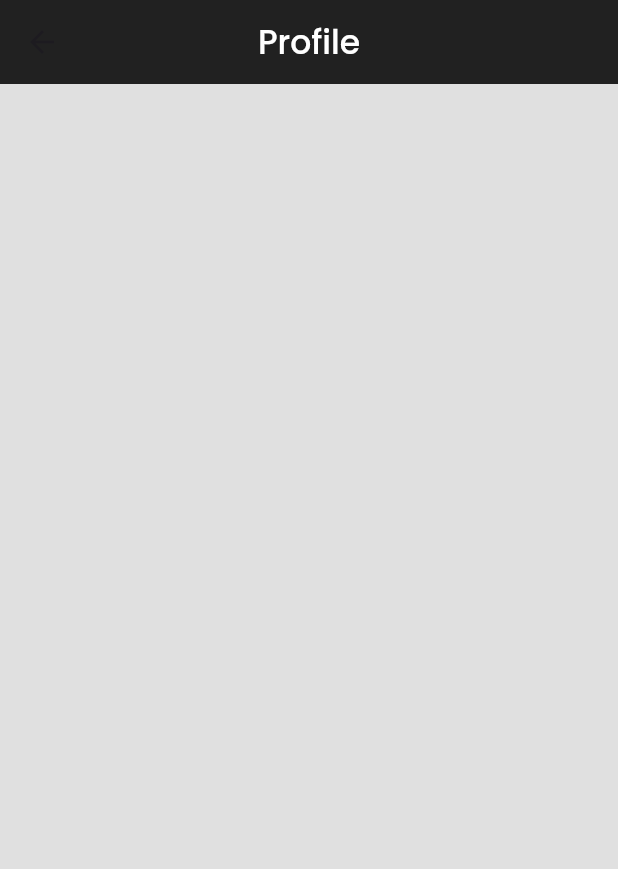
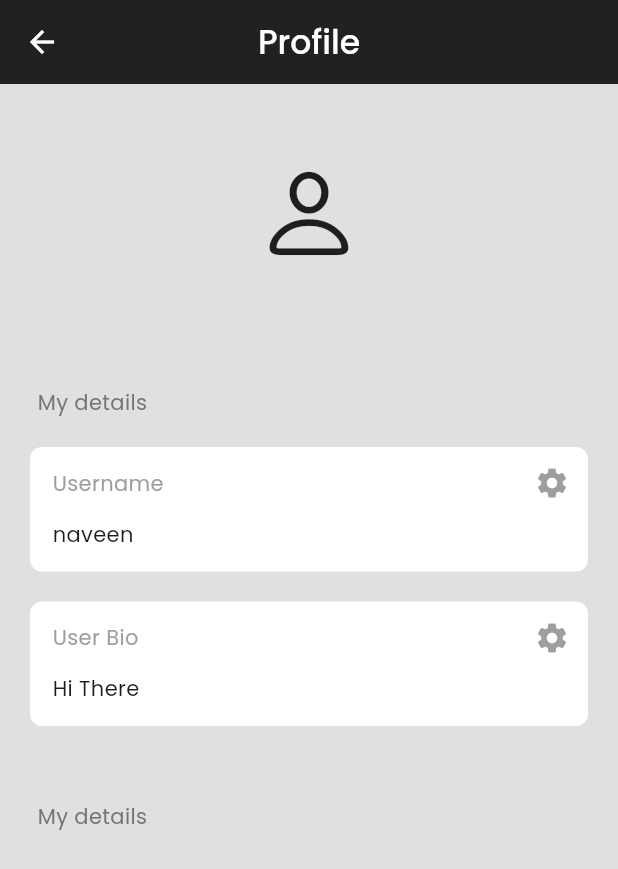
Before and after one commit to The-Naveen-Chandra/Make-LinkUp, a Flutter app: the ProfileScreen screen opened directly, on a phone screen of 412 x 824 dp. Shown: the top 869 px of the screen. Run offline on Flutter 3.47's test engine with Material 2 defaults, Android fonts, the phone set to English and light mode, and no system bars; our stand-ins replace cloud_firestore, firebase_auth, firebase_core, google_fonts, google_sign_in; accounts and stored records are empty; network calls fail.

Commit message:
Dev. Profile Screen

```diff
--- /dev/null
+++ b/lib/components/text_box.dart
@@ -0,0 +1,58 @@
+import 'package:flutter/material.dart';
+import 'package:google_fonts/google_fonts.dart';
+
+class TextBox extends StatelessWidget {
+  final String text;
+  final String sectionName;
+  final void Function()? onPressed;
+  const TextBox({
+    super.key,
+    required this.text,
+    required this.sectionName,
+    required this.onPressed,
+  });
+
+  @override
+  Widget build(BuildContext context) {
+    return Container(
+      decoration: BoxDecoration(
+        color: Colors.white,
+        borderRadius: BorderRadius.circular(8),
+      ),
+      padding: const EdgeInsets.only(left: 15, bottom: 15),
+      margin: const EdgeInsets.only(left: 20, right: 20, top: 20),
+      child: Column(
+        crossAxisAlignment: CrossAxisAlignment.start,
+        children: [
+          Row(
+            mainAxisAlignment: MainAxisAlignment.spaceBetween,
+            children: [
+              // section name
+              Text(
+                sectionName,
+                style: GoogleFonts.poppins(
+                  color: Colors.grey[500],
+                ),
+              ),
+
+              // edit button
+              IconButton(
+                onPressed: onPressed,
+                icon: Icon(
+                  Icons.settings,
+                  color: Colors.grey[500],
+                ),
+              ),
+            ],
+          ),
+
+          // text
+          Text(
+            text,
+            style: GoogleFonts.poppins(),
+          ),
+        ],
+      ),
+    );
+  }
+}
--- a/lib/screens/login_screen.dart
+++ b/lib/screens/login_screen.dart
@@ -43,7 +43,7 @@ class _LoginScreenState extends State<LoginScreen> {
         password: passwordController.text,
       );
       // pop the context
-      Navigator.pop(context);
+      if (context.mounted) Navigator.pop(context);
     } on FirebaseAuthException catch (e) {
       // pop the context
       Navigator.pop(context);
--- a/lib/screens/profile_screen.dart
+++ b/lib/screens/profile_screen.dart
@@ -1,15 +1,33 @@
+import 'package:firebase_auth/firebase_auth.dart';
+import 'package:flutter/cupertino.dart';
 import 'package:flutter/material.dart';
 import 'package:google_fonts/google_fonts.dart';
+import 'package:linkup_app/components/text_box.dart';
 
-class ProfileScreen extends StatelessWidget {
+class ProfileScreen extends StatefulWidget {
   const ProfileScreen({super.key});
+
+  @override
+  State<ProfileScreen> createState() => _ProfileScreenState();
+}
+
+class _ProfileScreenState extends State<ProfileScreen> {
+  // current user
+  final currentUser = FirebaseAuth.instance.currentUser!;
+
+  // edit field
+  Future<void> editField(String field) async {}
 
   @override
   Widget build(BuildContext context) {
     return Scaffold(
       backgroundColor: Colors.grey[300],
       appBar: AppBar(
+        leading: const BackButton(
+          color: Colors.white,
+        ),
         backgroundColor: Colors.grey[900],
+        centerTitle: true,
         title: Text(
           "Profile",
           style: GoogleFonts.poppins(
@@ -17,7 +35,67 @@ class ProfileScreen extends StatelessWidget {
             fontWeight: FontWeight.w500,
           ),
         ),
-        centerTitle: true,
+      ),
+      body: ListView(
+        children: [
+          const SizedBox(height: 50),
+          // profile pic
+          const Icon(
+            CupertinoIcons.person,
+            size: 72,
+          ),
+
+          const SizedBox(height: 10),
+
+          // user email
+          Text(
+            currentUser.email!,
+            textAlign: TextAlign.center,
+            style: GoogleFonts.poppins(
+              color: Colors.grey[700],
+            ),
+          ),
+
+          const SizedBox(height: 50),
+
+          // user details
+          Padding(
+            padding: const EdgeInsets.only(left: 25.0),
+            child: Text(
+              "My details",
+              style: GoogleFonts.poppins(
+                color: Colors.grey[600],
+              ),
+            ),
+          ),
+
+          // username
+          TextBox(
+            sectionName: 'Username',
+            text: "naveen",
+            onPressed: () => editField('username'),
+          ),
+
+          // bio
+          TextBox(
+            sectionName: 'User Bio',
+            text: "Hi There",
+            onPressed: () => editField('username'),
+          ),
+
+          const SizedBox(height: 50),
+
+          // user posts
+          Padding(
+            padding: const EdgeInsets.only(left: 25.0),
+            child: Text(
+              "My details",
+              style: GoogleFonts.poppins(
+                color: Colors.grey[600],
+              ),
+            ),
+          ),
+        ],
       ),
     );
   }
```
